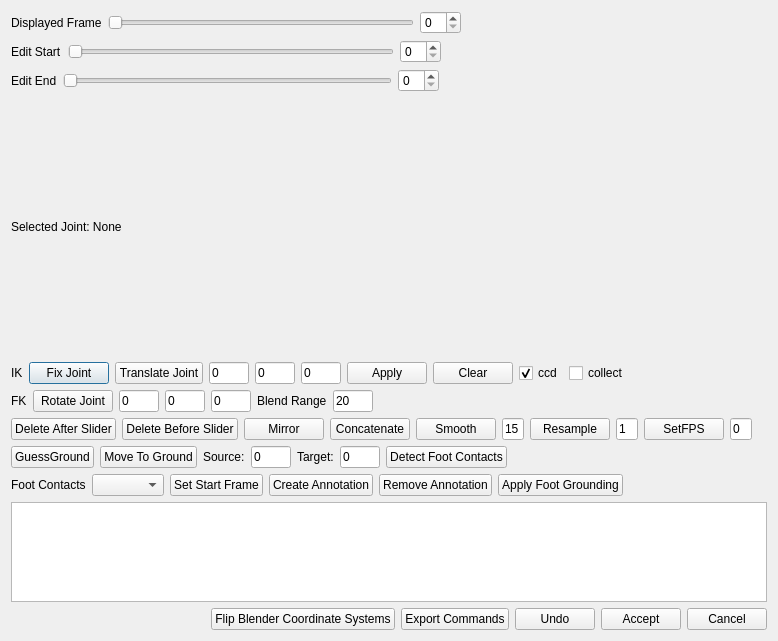
eherr/motion_preprocessing_tool, file tool/core/layout/animation_editor_dialog.ui: the form before one commit.
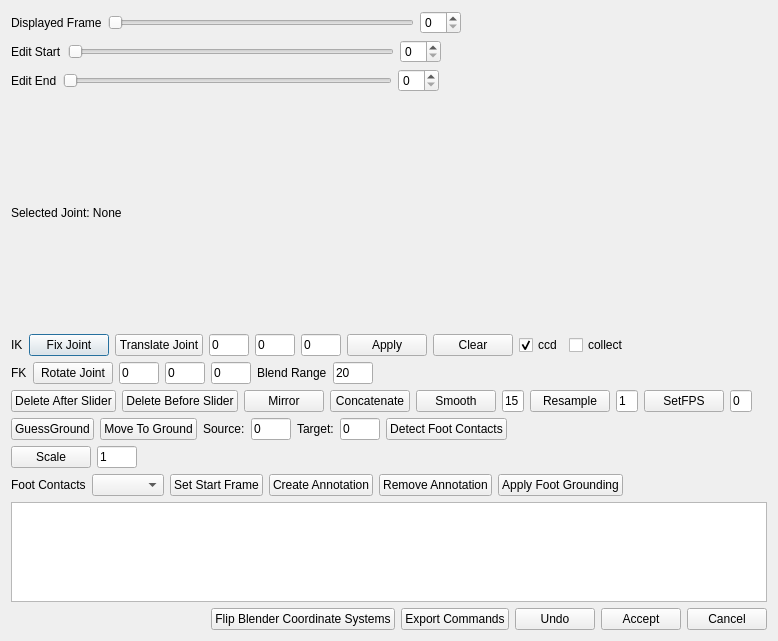
The form after the commit. Custom widgets are drawn as their Qt base class.

Commit message: Added scaling function to animation editor

The edit to the form file:
```diff
--- a/tool/core/layout/animation_editor_dialog.ui
+++ b/tool/core/layout/animation_editor_dialog.ui
@@ -533,6 +533,43 @@
        </item>
       </layout>
      </item>
+     <item>
+      <layout class="QHBoxLayout" name="horizontalLayout_11">
+       <item>
+        <widget class="QPushButton" name="scaleButton">
+         <property name="text">
+          <string>Scale</string>
+         </property>
+        </widget>
+       </item>
+       <item>
+        <widget class="QLineEdit" name="scaleLinEdit">
+         <property name="maximumSize">
+          <size>
+           <width>40</width>
+           <height>16777215</height>
+          </size>
+         </property>
+         <property name="text">
+          <string>1</string>
+         </property>
+        </widget>
+       </item>
+       <item>
+        <spacer name="horizontalSpacer_11">
+         <property name="orientation">
+          <enum>Qt::Horizontal</enum>
+         </property>
+         <property name="sizeHint" stdset="0">
+          <size>
+           <width>40</width>
+           <height>20</height>
+          </size>
+         </property>
+        </spacer>
+       </item>
+      </layout>
+     </item>
      <item>
       <layout class="QHBoxLayout" name="horizontalLayout_9">
        <item>
```
Left out of the diff: 2 changed lines with no effect on the pictures. The commit also changes 3 other files.
